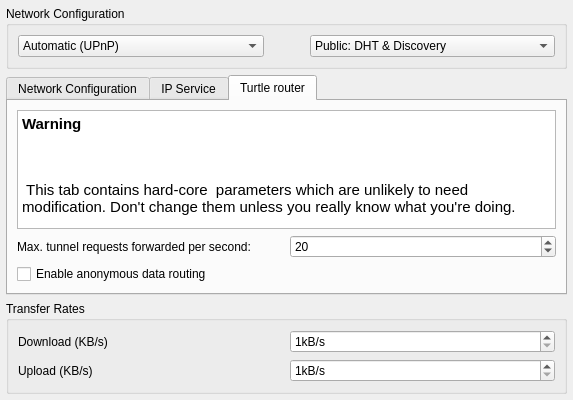
The window that retroshare-gui/src/gui/settings/ServerPage.ui (RetroShare/RetroShare) describes before a commit, drawn with Qt 5.
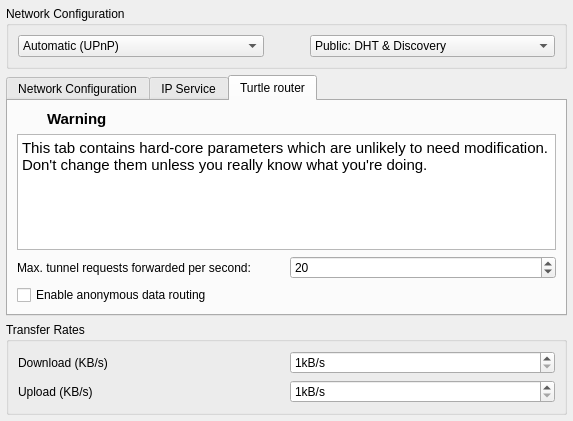
The same window after the commit. The open tabs and pages were chosen to show the change. Icons and pictures are not drawn.

Commit message: removed html from the warning label, and added stylesheet

The edit to the form file:
```diff
--- a/retroshare-gui/src/gui/settings/ServerPage.ui
+++ b/retroshare-gui/src/gui/settings/ServerPage.ui
@@ -7,7 +7,7 @@
     <x>0</x>
     <y>0</y>
     <width>573</width>
-    <height>400</height>
+    <height>421</height>
    </rect>
   </property>
   <layout class="QGridLayout">
@@ -357,22 +357,50 @@
       <attribute name="title">
        <string>Turtle router</string>
       </attribute>
-      <layout class="QVBoxLayout" name="verticalLayout">
-       <item>
-        <widget class="QTextBrowser" name="textBrowser">
-         <property name="html">
-          <string>&lt;!DOCTYPE HTML PUBLIC &quot;-//W3C//DTD HTML 4.0//EN&quot; &quot;http://www.w3.org/TR/REC-html40/strict.dtd&quot;&gt;
-&lt;html&gt;&lt;head&gt;&lt;meta name=&quot;qrichtext&quot; content=&quot;1&quot; /&gt;&lt;style type=&quot;text/css&quot;&gt;
-p, li { white-space: pre-wrap; }
-&lt;/style&gt;&lt;/head&gt;&lt;body style=&quot; font-family:'MS Shell Dlg 2'; font-size:8.25pt; font-weight:400; font-style:normal;&quot;&gt;
-&lt;p style=&quot; margin-top:0px; margin-bottom:0px; margin-left:0px; margin-right:0px; -qt-block-indent:0; text-indent:0px;&quot;&gt;&lt;span style=&quot; font-family:'Ubuntu'; font-size:11pt; font-weight:600;&quot;&gt;Warning&lt;/span&gt;&lt;/p&gt;
-&lt;p style=&quot;-qt-paragraph-type:empty; margin-top:0px; margin-bottom:0px; margin-left:0px; margin-right:0px; -qt-block-indent:0; text-indent:0px; font-family:'Ubuntu'; font-size:11pt; font-weight:600;&quot;&gt;&lt;/p&gt;
-&lt;p style=&quot; margin-top:0px; margin-bottom:0px; margin-left:0px; margin-right:0px; -qt-block-indent:0; text-indent:0px;&quot;&gt;&lt;span style=&quot; font-family:'Ubuntu'; font-size:11pt; font-weight:600;&quot;&gt;&lt;br /&gt;&lt;/span&gt;&lt;/p&gt;
-&lt;p style=&quot; margin-top:0px; margin-bottom:0px; margin-left:0px; margin-right:0px; -qt-block-indent:0; text-indent:0px;&quot;&gt;&lt;span style=&quot; font-family:'Ubuntu'; font-size:11pt; font-weight:600;&quot;&gt; &lt;/span&gt;&lt;span style=&quot; font-family:'Ubuntu'; font-size:11pt;&quot;&gt;This tab contains hard-core  parameters which are unlikely to need modification. Don't change them unless you really know what you're doing. &lt;/span&gt;&lt;/p&gt;&lt;/body&gt;&lt;/html&gt;</string>
+      <layout class="QGridLayout" name="gridLayout">
+       <item row="0" column="0">
+        <widget class="QLabel" name="label_7">
+         <property name="maximumSize">
+          <size>
+           <width>24</width>
+           <height>24</height>
+          </size>
          </property>
+         <property name="text">
+          <string/>
+         </property>
+         <property name="pixmap">
+          <pixmap resource="../images.qrc">:/images/informations_24x24.png</pixmap>
+         </property>
         </widget>
        </item>
-       <item>
+       <item row="0" column="1">
+        <widget class="QLabel" name="label_8">
+         <property name="font">
+          <font>
+           <pointsize>11</pointsize>
+           <weight>75</weight>
+           <bold>true</bold>
+          </font>
+         </property>
+         <property name="text">
+          <string>Warning</string>
+         </property>
+        </widget>
+       </item>
+       <item row="1" column="0" colspan="2">
+        <widget class="QPlainTextEdit" name="plainTextEdit">
+         <property name="font">
+          <font>
+           <pointsize>11</pointsize>
+          </font>
+         </property>
+         <property name="plainText">
+          <string>This tab contains hard-core parameters which are unlikely to need modification. Don't change them unless you really know what you're doing.</string>
+         </property>
+        </widget>
+       </item>
+       <item row="2" column="0" colspan="2">
         <layout class="QHBoxLayout" name="horizontalLayout">
          <item>
           <widget class="QLabel" name="label_6">
@@ -408,7 +436,7 @@
          </item>
         </layout>
        </item>
-       <item>
+       <item row="3" column="0" colspan="2">
         <widget class="QCheckBox" name="_turtle_enabled_CB">
          <property name="toolTip">
           <string>Unchecking this disables all anonymous routing activity, except cache cleaning. Incoming tunnel requests are discarded, and no tunnel requests are sent to anyone.</string>
@@ -418,7 +446,7 @@
          </property>
         </widget>
        </item>
-       <item>
+       <item row="4" column="0" colspan="2">
         <spacer name="verticalSpacer_2">
          <property name="orientation">
           <enum>Qt::Vertical</enum>
```
Left out of the diff: 6 changed lines with no effect on the pictures. The commit also changes 1 other file.
